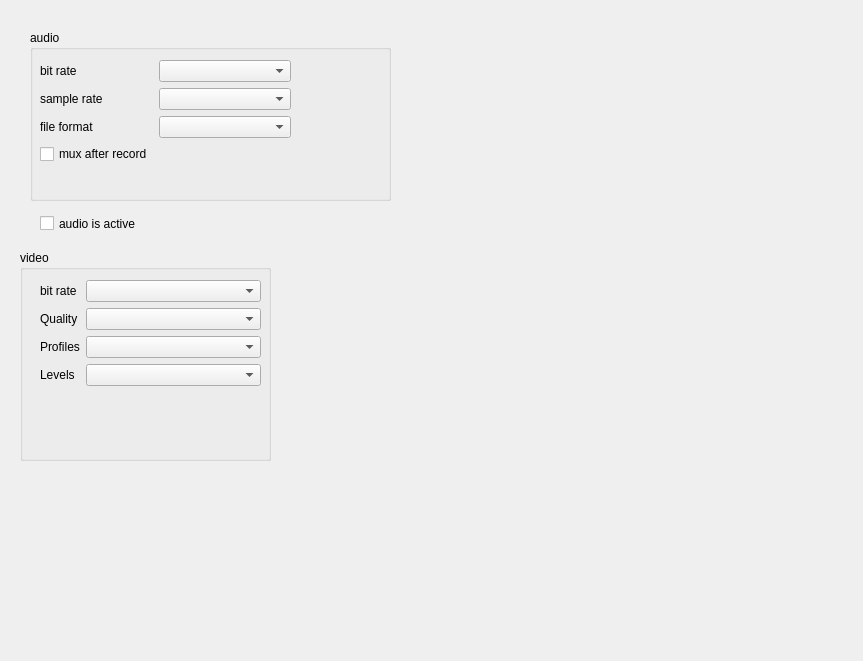
The window that qualityTabGui.ui (cambridgeBlueMan/piSnap) describes before a commit, drawn with Qt 5.
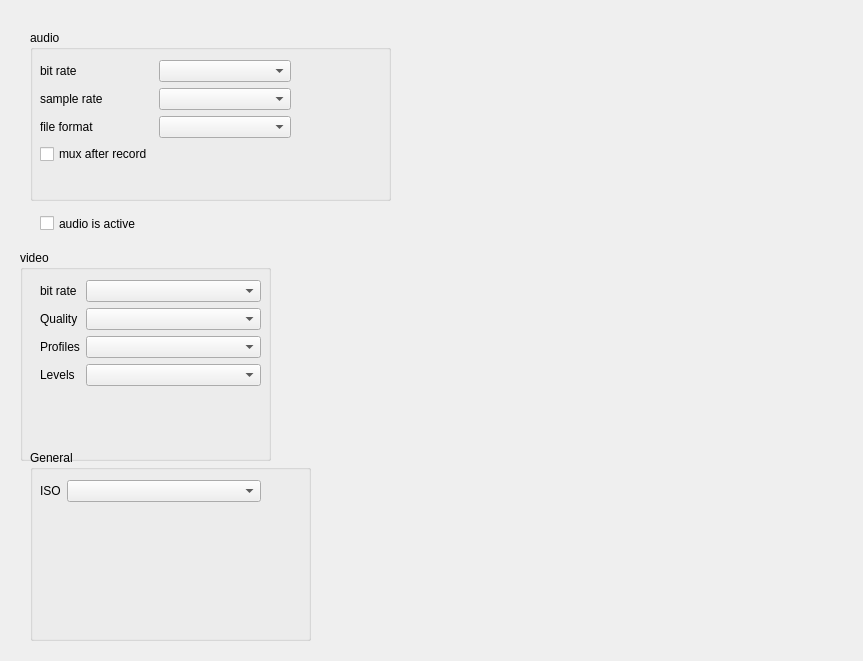
The same window after the commit.

Commit message: updates to Gui and signals and slots via QT designer

Diff of the .ui file:
```diff
--- a/qualityTabGui.ui
+++ b/qualityTabGui.ui
@@ -102,7 +102,7 @@
       <x>20</x>
       <y>30</y>
       <width>221</width>
-      <height>148</height>
+      <height>176</height>
      </rect>
     </property>
     <layout class="QFormLayout" name="formLayout_2">
@@ -162,6 +162,41 @@
     <string>audio is active</string>
    </property>
   </widget>
+  <widget class="QGroupBox" name="groupBox_3">
+   <property name="geometry">
+    <rect>
+     <x>30</x>
+     <y>450</y>
+     <width>281</width>
+     <height>191</height>
+    </rect>
+   </property>
+   <property name="title">
+    <string>General</string>
+   </property>
+   <widget class="QWidget" name="formLayoutWidget_3">
+    <property name="geometry">
+     <rect>
+      <x>10</x>
+      <y>30</y>
+      <width>221</width>
+      <height>121</height>
+     </rect>
+    </property>
+    <layout class="QFormLayout" name="formLayout_3">
+     <item row="0" column="1">
+      <widget class="QComboBox" name="iSO"/>
+     </item>
+     <item row="0" column="0">
+      <widget class="QLabel" name="label_8">
+       <property name="text">
+        <string>ISO</string>
+       </property>
+      </widget>
+     </item>
+    </layout>
+   </widget>
+  </widget>
  </widget>
  <resources/>
  <connections>
```
Left out of the diff: 42 changed lines with no effect on the pictures. The commit also changes 3 other files.
